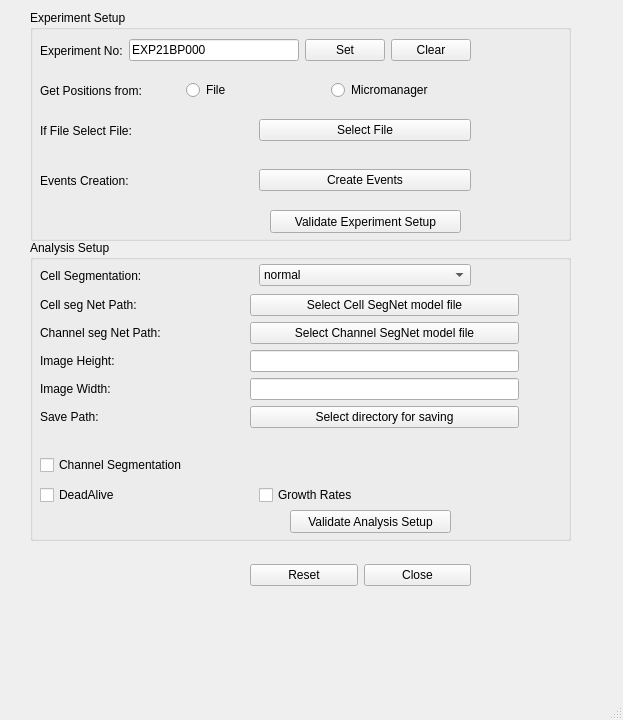
Qt form narsil/liverun/ui/setupWindow.ui (karempudi/narsil) before a commit.
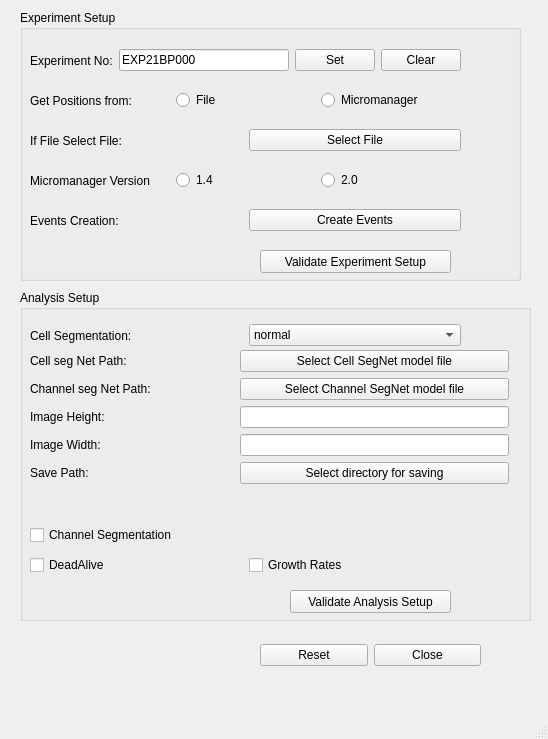
The same form after that commit.

Commit message: Added Micromanager v1 support

```diff
--- a/narsil/liverun/ui/setupWindow.ui
+++ b/narsil/liverun/ui/setupWindow.ui
@@ -6,8 +6,8 @@
    <rect>
     <x>0</x>
     <y>0</y>
-    <width>623</width>
-    <height>720</height>
+    <width>548</width>
+    <height>739</height>
    </rect>
   </property>
   <property name="windowTitle">
@@ -17,10 +17,10 @@
    <widget class="QGroupBox" name="exptSetupBox">
     <property name="geometry">
      <rect>
-      <x>30</x>
+      <x>20</x>
       <y>10</y>
-      <width>541</width>
-      <height>231</height>
+      <width>501</width>
+      <height>271</height>
      </rect>
     </property>
     <property name="title">
@@ -30,7 +30,7 @@
      <property name="geometry">
       <rect>
        <x>10</x>
-       <y>20</y>
+       <y>30</y>
        <width>431</width>
        <height>41</height>
       </rect>
@@ -70,7 +70,7 @@
      <property name="geometry">
       <rect>
        <x>10</x>
-       <y>60</y>
+       <y>70</y>
        <width>431</width>
        <height>41</height>
       </rect>
@@ -118,7 +118,7 @@
      <property name="geometry">
       <rect>
        <x>10</x>
-       <y>100</y>
+       <y>110</y>
        <width>431</width>
        <height>41</height>
       </rect>
@@ -144,7 +144,7 @@
      <property name="geometry">
       <rect>
        <x>10</x>
-       <y>150</y>
+       <y>190</y>
        <width>431</width>
        <height>41</height>
       </rect>
@@ -170,7 +170,7 @@
      <property name="geometry">
       <rect>
        <x>240</x>
-       <y>200</y>
+       <y>240</y>
        <width>191</width>
        <height>23</height>
       </rect>
@@ -179,14 +179,62 @@
       <string>Validate Experiment Setup</string>
      </property>
     </widget>
+    <widget class="QWidget" name="horizontalLayoutWidget_9">
+     <property name="geometry">
+      <rect>
+       <x>10</x>
+       <y>150</y>
+       <width>431</width>
+       <height>41</height>
+      </rect>
+     </property>
+     <layout class="QHBoxLayout" name="mmVersionLayout">
+      <item>
+       <widget class="QLabel" name="microManagerVersionLabel">
+        <property name="text">
+         <string>Micromanager Version</string>
+        </property>
+       </widget>
+      </item>
+      <item>
+       <widget class="QRadioButton" name="version1Button">
+        <property name="text">
+         <string>1.4</string>
+        </property>
+        <property name="checkable">
+         <bool>true</bool>
+        </property>
+        <property name="checked">
+         <bool>false</bool>
+        </property>
+       </widget>
+      </item>
+      <item>
+       <widget class="QRadioButton" name="version2Button">
+        <property name="enabled">
+         <bool>true</bool>
+        </property>
+        <property name="text">
+         <string>2.0</string>
+        </property>
+        <property name="checkable">
+         <bool>true</bool>
+        </property>
+        <property name="checked">
+         <bool>false</bool>
+        </property>
+       </widget>
+      </item>
+     </layout>
+    </widget>
    </widget>
    <widget class="QGroupBox" name="analysisSetupBox">
     <property name="geometry">
      <rect>
-      <x>30</x>
-      <y>240</y>
-      <width>541</width>
-      <height>301</height>
+      <x>20</x>
+      <y>290</y>
+      <width>511</width>
+      <height>331</height>
      </rect>
     </property>
     <property name="title">
@@ -196,7 +244,7 @@
      <property name="geometry">
       <rect>
        <x>10</x>
-       <y>20</y>
+       <y>30</y>
        <width>431</width>
        <height>31</height>
       </rect>
@@ -229,7 +277,7 @@
      <property name="geometry">
       <rect>
        <x>10</x>
-       <y>210</y>
+       <y>230</y>
        <width>431</width>
        <height>31</height>
       </rect>
@@ -248,7 +296,7 @@
      <property name="geometry">
       <rect>
        <x>10</x>
-       <y>240</y>
+       <y>260</y>
        <width>431</width>
        <height>31</height>
       </rect>
@@ -273,8 +321,8 @@
     <widget class="QPushButton" name="validateAnalysisSetupButton">
      <property name="geometry">
       <rect>
-       <x>260</x>
-       <y>270</y>
+       <x>270</x>
+       <y>300</y>
        <width>161</width>
        <height>23</height>
       </rect>
@@ -287,9 +335,9 @@
      <property name="geometry">
       <rect>
        <x>10</x>
-       <y>54</y>
+       <y>60</y>
        <width>479</width>
-       <height>157</height>
+       <height>161</height>
       </rect>
      </property>
      <layout class="QFormLayout" name="imageSegLayout">
@@ -361,8 +409,8 @@
    <widget class="QWidget" name="horizontalLayoutWidget_2">
     <property name="geometry">
      <rect>
-      <x>250</x>
-      <y>550</y>
+      <x>260</x>
+      <y>630</y>
       <width>221</width>
       <height>51</height>
      </rect>
```
Left out of the diff: 2 changed lines with no effect on the pictures. The commit also changes 7 other files.
